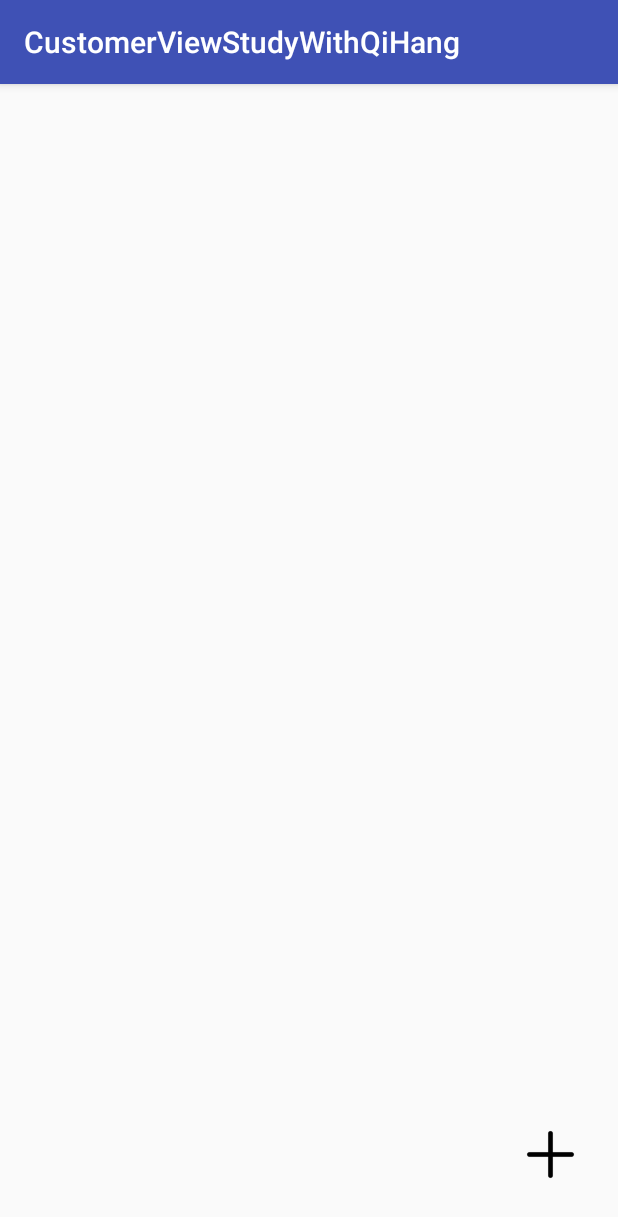
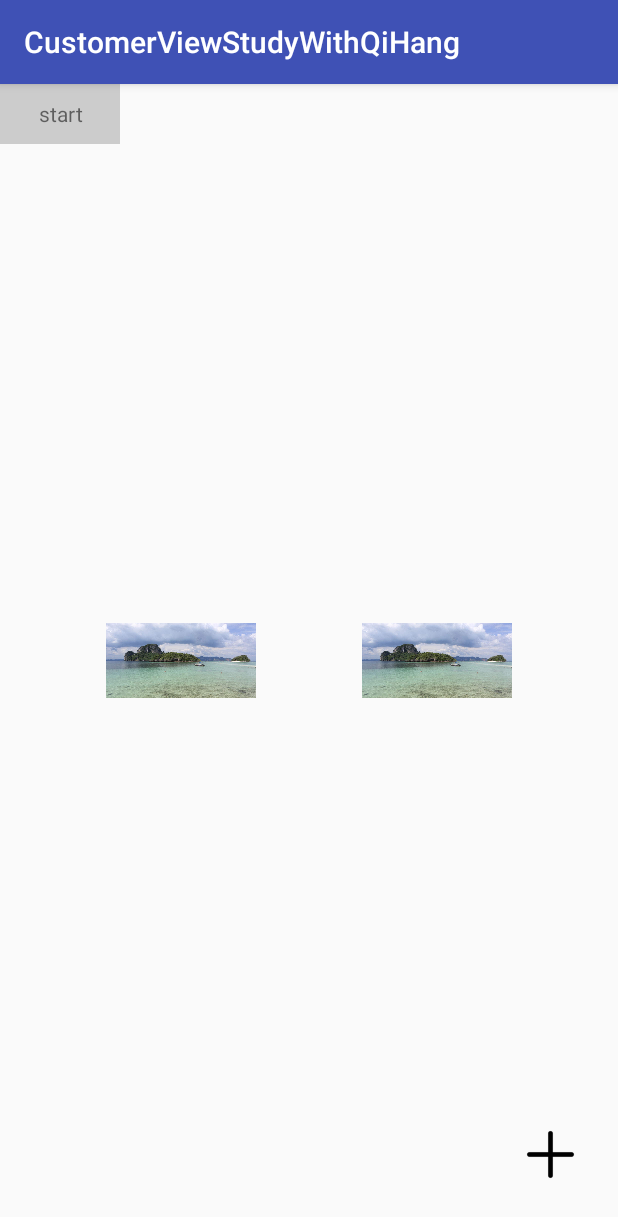
Before and after one commit to ZGaoFei/CustomerViewStudyWithQiHang, an Android app: the AnimatorSetActivity screen opened directly, with no data from a screen before it, on a phone screen of 412 x 824 dp. Shown: the top 1217 px of the screen. Run offline under Robolectric (Android 15) with nearby library versions, the phone set to English and light mode, and no system bars.

Commit message:
添加AnimatorSet的例子

```diff
--- a/app/src/main/res/layout/activity_animator_set.xml
+++ b/app/src/main/res/layout/activity_animator_set.xml
@@ -6,69 +6,100 @@
     android:layout_height="match_parent"
     tools:context=".one_animator.AnimatorSetActivity">
 
-   <ImageView
-       android:id="@+id/iv_add"
-       android:layout_width="50dp"
-       android:layout_height="50dp"
-       app:layout_constraintRight_toRightOf="parent"
-       app:layout_constraintBottom_toBottomOf="parent"
-       android:layout_marginRight="20dp"
-       android:layout_marginBottom="29dp"
-       android:src="@mipmap/add"/>
+    <ImageView
+        android:id="@+id/iv_add"
+        android:layout_width="50dp"
+        android:layout_height="50dp"
+        android:layout_marginBottom="29dp"
+        android:layout_marginRight="20dp"
+        android:src="@mipmap/add"
+        app:layout_constraintBottom_toBottomOf="parent"
+        app:layout_constraintRight_toRightOf="parent" />
 
     <ImageView
         android:id="@+id/iv_share"
         android:layout_width="30dp"
         android:layout_height="30dp"
-        app:layout_constraintRight_toRightOf="parent"
+        android:layout_marginBottom="29dp"
+        android:layout_marginRight="20dp"
+        android:src="@mipmap/share"
+        android:visibility="gone"
         app:layout_constraintBottom_toBottomOf="parent"
-        android:layout_marginRight="20dp"
-        android:layout_marginBottom="29dp"
-        android:visibility="gone"
-        android:src="@mipmap/share"/>
+        app:layout_constraintRight_toRightOf="parent" />
 
     <ImageView
         android:id="@+id/iv_code"
         android:layout_width="30dp"
         android:layout_height="30dp"
-        app:layout_constraintRight_toRightOf="parent"
+        android:layout_marginBottom="29dp"
+        android:layout_marginRight="20dp"
+        android:src="@mipmap/code"
+        android:visibility="gone"
         app:layout_constraintBottom_toBottomOf="parent"
-        android:layout_marginRight="20dp"
-        android:layout_marginBottom="29dp"
-        android:visibility="gone"
-        android:src="@mipmap/code"/>
+        app:layout_constraintRight_toRightOf="parent" />
 
     <ImageView
         android:id="@+id/iv_data"
         android:layout_width="30dp"
         android:layout_height="30dp"
-        app:layout_constraintRight_toRightOf="parent"
+        android:layout_marginBottom="29dp"
+        android:layout_marginRight="20dp"
+        android:src="@mipmap/data"
+        android:visibility="gone"
         app:layout_constraintBottom_toBottomOf="parent"
-        android:layout_marginRight="20dp"
-        android:layout_marginBottom="29dp"
-        android:visibility="gone"
-        android:src="@mipmap/data"/>
+        app:layout_constraintRight_toRightOf="parent" />
 
     <ImageView
         android:id="@+id/iv_my"
         android:layout_width="30dp"
         android:layout_height="30dp"
-        app:layout_constraintRight_toRightOf="parent"
+        android:layout_marginBottom="29dp"
+        android:layout_marginRight="20dp"
+        android:src="@mipmap/my"
+        android:visibility="gone"
         app:layout_constraintBottom_toBottomOf="parent"
-        android:layout_marginRight="20dp"
-        android:layout_marginBottom="29dp"
-        android:visibility="gone"
-        android:src="@mipmap/my"/>
+        app:layout_constraintRight_toRightOf="parent" />
 
     <ImageView
         android:id="@+id/iv_time"
         android:layout_width="30dp"
         android:layout_height="30dp"
+        android:layout_marginBottom="29dp"
+        android:layout_marginRight="20dp"
+        android:src="@mipmap/time"
+        android:visibility="gone"
+        app:layout_constraintBottom_toBottomOf="parent"
+        app:layout_constraintRight_toRightOf="parent" />
+
+    <TextView
+        android:id="@+id/tv_start_set"
+        android:layout_width="80dp"
+        android:layout_height="40dp"
+        android:background="#cccccc"
+        android:gravity="center"
+        android:text="start"/>
+
+    <ImageView
+        android:id="@+id/iv_set"
+        android:layout_width="100dp"
+        android:layout_height="50dp"
+        android:scaleType="centerCrop"
+        app:layout_constraintLeft_toLeftOf="parent"
+        app:layout_constraintTop_toTopOf="parent"
+        app:layout_constraintBottom_toBottomOf="parent"
+        app:layout_constraintRight_toLeftOf="@+id/iv_set_copy"
+        android:src="@mipmap/timg"/>
+
+    <ImageView
+        android:id="@+id/iv_set_copy"
+        android:layout_width="100dp"
+        android:layout_height="50dp"
+        android:scaleType="centerCrop"
+        app:layout_constraintLeft_toRightOf="@+id/iv_set"
         app:layout_constraintRight_toRightOf="parent"
+        app:layout_constraintTop_toTopOf="parent"
         app:layout_constraintBottom_toBottomOf="parent"
-        android:layout_marginRight="20dp"
-        android:layout_marginBottom="29dp"
-        android:visibility="gone"
-        android:src="@mipmap/time"/>
+        android:src="@mipmap/timg"/>
+
 
 </android.support.constraint.ConstraintLayout>
--- a/app/src/main/res/values/styles.xml
+++ b/app/src/main/res/values/styles.xml
@@ -8,4 +8,6 @@
         <item name="colorAccent">@color/colorAccent</item>
     </style>
 
+    <style name="AppWelcome" parent="android:Theme.Translucent.NoTitleBar.Fullscreen"/>
+
 </resources>
```
Also changed, not shown: app/src/main/AndroidManifest.xml (+11 -8 lines), app/src/main/java/com/example/zhaogaofei/customerviewstudywithqihang/WelcomeActivity.java (added, +22 -0 lines), app/src/main/java/com/example/zhaogaofei/customerviewstudywithqihang/one_animator/AnimatorSetActivity.java (+87 -0 lines), app/src/main/res/layout/activity_welcome.xml (added, +9 -0 lines), 2 other files.
